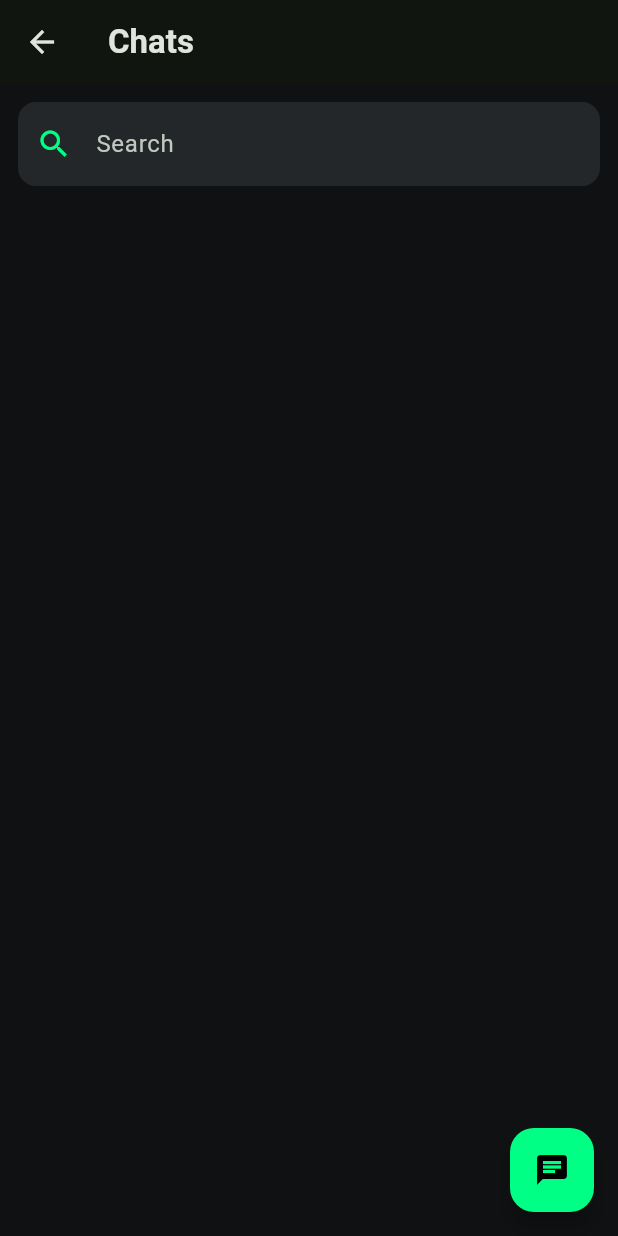
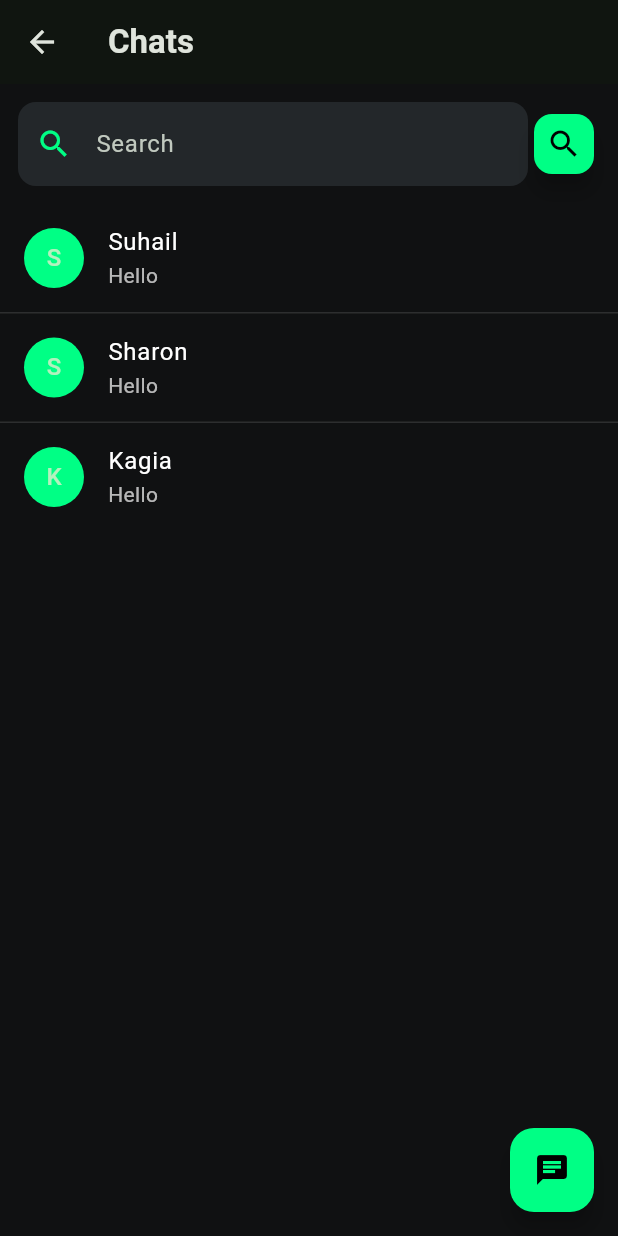
Before and after one commit to suhailabdi2/chat-app, a Flutter app: the ChatListScreen screen opened by its route, on a phone screen of 412 x 824 dp. Run offline on Flutter 3.47's test engine with Material 3 defaults, Android fonts, the phone set to English and light mode, and no system bars; our stand-ins replace cloud_firestore, firebase_auth, firebase_core, flutter_form_builder, get; missing offline and left inert: email_otp, flutter_email_sender; accounts and stored records are empty.

Commit message:
improved upon UI

```diff
--- a/lib/controllers/auth_controller.dart
+++ b/lib/controllers/auth_controller.dart
@@ -22,7 +22,9 @@ class AuthController extends GetxController {
   final emailSignUpController = TextEditingController();
   final passwordSignInController = TextEditingController();
   RxList<Map<String, String>> messages = <Map<String, String>>[].obs;
-  RxList<Map<String,String>> chats = <Map<String,String>>[].obs;
+  RxList<Map<String,String>> chats = <Map<String,String>>[{"name": "Suhail","last": "Hello"},
+    {"name": "Sharon","last": "Hello"},
+    {"name":"Kagia","last": "Hello"}].obs;
   final phoneNumberController = TextEditingController();
 
   // Mock login
@@ -38,6 +40,8 @@ class AuthController extends GetxController {
         Future.delayed(const Duration(seconds: 3),(){
           print("Login Successful");
           isLoading.value=false;
+          emailController.clear();
+          passwordController.clear();
           Get.offAllNamed('/home');
         });
       }on FirebaseAuthException catch(e){
@@ -71,6 +75,7 @@ class AuthController extends GetxController {
           'email': emailSignUpController.text,
           'password': passwordSignInController.text,
           'phoneNumber': phoneNumberController.text,
+          'uid':FirebaseAuth.instance.currentUser!.uid,
         });
 
       }on FirebaseAuthException catch(e){
@@ -114,8 +119,8 @@ class AuthController extends GetxController {
     messages.add({"from": "me", "text": textFieldController.text});
     textFieldController.clear();
     print(messages);
-    await Future.delayed(const Duration(seconds: 1));
-    messages.add({"from": "Alice", "text": "Hey!"});
+    await Future.delayed(const Duration(seconds: 3));
+    messages.add({"from": "you", "text": "Hey!"});
   }
   // Mock OTP verify
   void verifyOtp() async {
--- a/lib/screens/chat_list_screen.dart
+++ b/lib/screens/chat_list_screen.dart
@@ -4,6 +4,7 @@ import '../controllers/auth_controller.dart';
 
 class ChatListScreen extends GetView<AuthController> {
   ChatListScreen({Key? key}) : super(key: key);
+
 
   @override
   Widget build(BuildContext context) {
@@ -14,6 +15,9 @@ class ChatListScreen extends GetView<AuthController> {
         children: [
           Padding(
             padding: const EdgeInsets.all(12.0),
+            child: Row(
+              children: [
+                Expanded(
                   child: TextField(
                     decoration: InputDecoration(
                       hintText: 'Search',
@@ -25,6 +29,15 @@ class ChatListScreen extends GetView<AuthController> {
                         borderSide: BorderSide.none,
                       ),
                     ),
+                  ),
+                ),
+                FloatingActionButton(
+                  mini: true,
+                  child: const Icon(Icons.search, color: Colors.black),
+                  backgroundColor: const Color(0xFF00FF85),
+                  onPressed: () {},
+                ),
+              ],
             ),
           ),
           Expanded(
```
Lines whose indentation alone changed are shown as unchanged.
